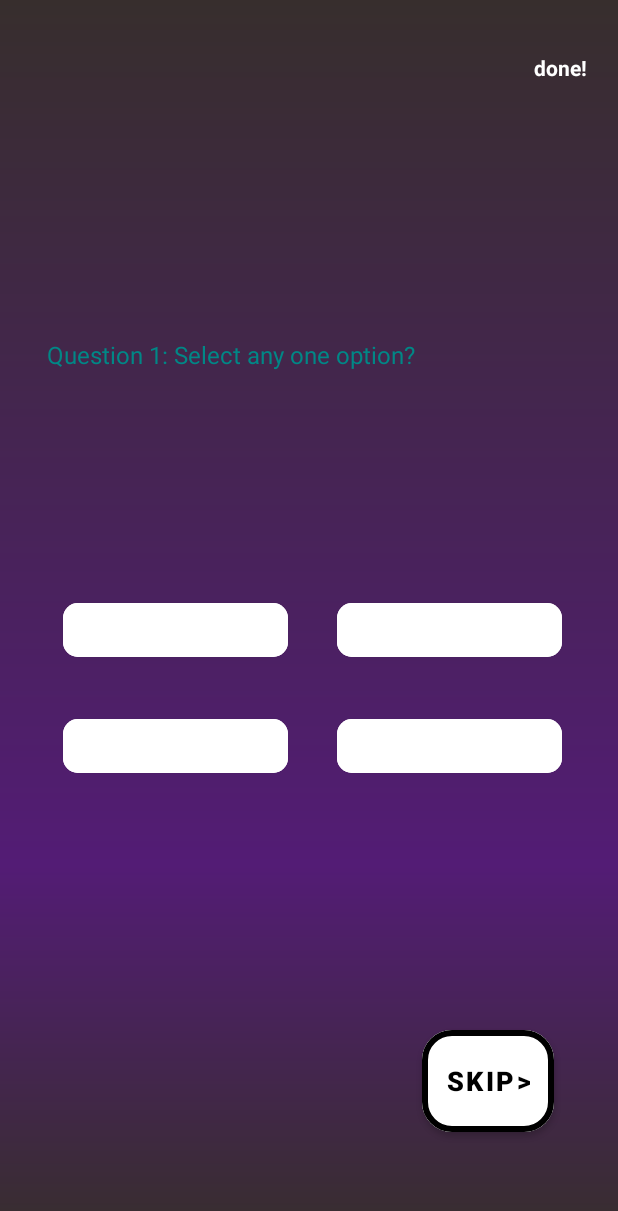
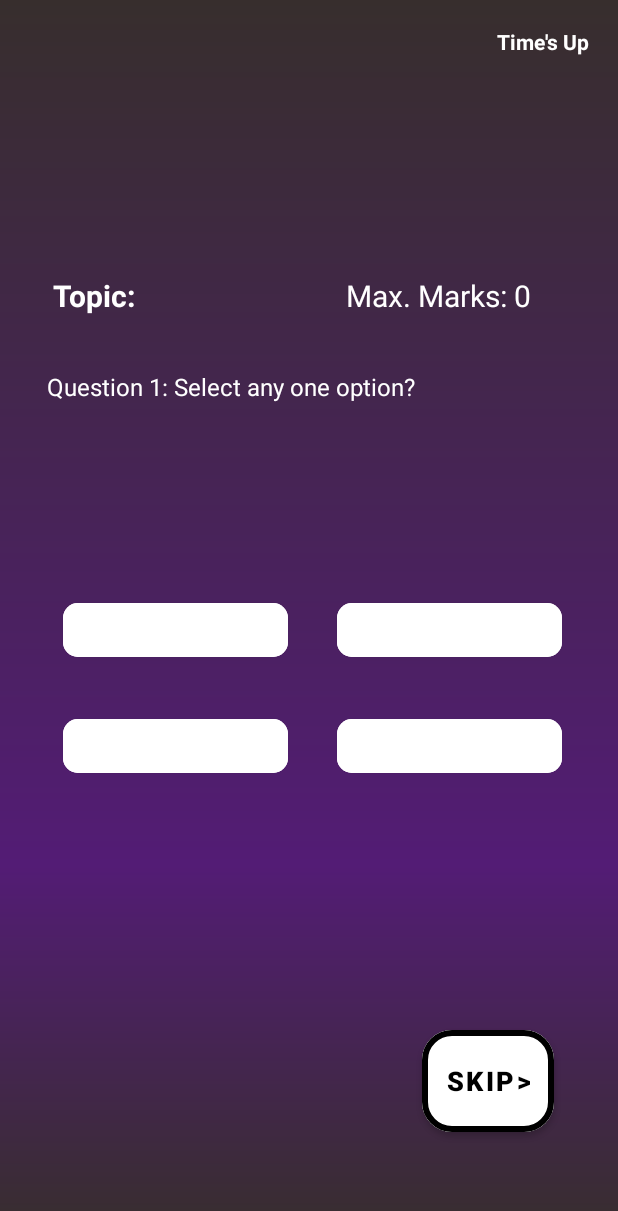
Before and after one commit to neeraj968983/QuizzellApp, an Android app: the QuizTestPage screen opened directly, with no data from a screen before it, on a phone screen of 412 x 824 dp. Shown: the top 1211 px of the screen. Run offline under Robolectric (Android 15) with nearby library versions, the phone set to English and light mode, and no system bars; Roboto replaces fonts that are not available here; 7 statements that could not run were skipped.

Commit message:
all files

```diff
--- a/app/src/main/java/com/example/quizellapp/QuizTestPage.kt
+++ b/app/src/main/java/com/example/quizellapp/QuizTestPage.kt
@@ -2,7 +2,9 @@ package com.example.quizellapp
 
 import android.content.Intent
 import android.graphics.Color
-import androidx.appcompat.app.AppCompatActivity
+import android.media.MediaPlayer
+import android.media.RingtoneManager
+import android.net.Uri
 import android.os.Bundle
 import android.os.CountDownTimer
 import android.os.Handler
@@ -10,8 +12,10 @@ import android.os.Looper
 import android.widget.Button
 import android.widget.TextView
 import android.widget.Toast
+import androidx.appcompat.app.AppCompatActivity
 import java.math.RoundingMode
 import java.text.DecimalFormat
+
 
 class QuizTestPage : AppCompatActivity() {
     override fun onCreate(savedInstanceState: Bundle?) {
@@ -24,6 +28,7 @@ class QuizTestPage : AppCompatActivity() {
         var quiztitle:TextView = findViewById(R.id.TestQuizName)
         var category:TextView = findViewById(R.id.Testcategory)
         var subject:TextView = findViewById(R.id.TestSubject)
+        var MM:TextView = findViewById(R.id.Maxmarks)
         var duration:TextView = findViewById(R.id.TestDuration)
 
 
@@ -44,23 +49,32 @@ class QuizTestPage : AppCompatActivity() {
         durationTime = durationTime*1000*60
         minute = (durationTime.toInt()/60000)
 
-        System.out.println(" minute: $minute\n seconds: $second")
 
-        quiztitle.setText(""+quizInfo.quizname)
-        category.setText(""+quizInfo.category)
-        subject.setText(""+quizInfo.subject)
+        quiztitle.setText("" + quizInfo.quizname)
+        category.setText("" + quizInfo.category)
+        subject.setText("Topic: " + quizInfo.subject)
+        MM.setText("Max. Marks: "+ quizInfo.maxmarks)
 
         object : CountDownTimer(durationTime, 1000){
             override fun onTick(millisUntilFinished: Long) {
+                if ((millisUntilFinished.toInt()<10000)&&(millisUntilFinished.toInt()>9000)){
+                    duration.setTextColor(Color.RED)
+                    val alarmSound: Uri = RingtoneManager.getDefaultUri(RingtoneManager.TYPE_NOTIFICATION)
+                    val mp: MediaPlayer = MediaPlayer.create(applicationContext, alarmSound)
+                    mp.start()
+                }
 
-
-                duration.setText("Time remaining: ${df.format(millisUntilFinished/60000)}:" + df.format((millisUntilFinished/1000)%60))
+                duration.setText("Time remaining: ${df.format(millisUntilFinished / 60000)}:" + df.format((millisUntilFinished / 1000) % 60))
             }
 
             // Callback function, fired
             // when the time is up
             override fun onFinish() {
-                duration.setText("done!")
+                duration.setText("Time's Up")
+                val handler = Handler(Looper.getMainLooper())
+                handler.postDelayed({
+                    goStudentHomePage()
+                }, 2000)
             }
 
         }.start()
@@ -75,17 +89,16 @@ class QuizTestPage : AppCompatActivity() {
         var maxMarks:Int = quizInfo.maxmarks
         var marksPerQuestion = maxMarks/totalQuestion
 
-        System.out.println("maxMarks : $maxMarks \n MarksPerQuestion : $marksPerQuestion")
 
         var questions:ArrayList<QuestionAndOption> = questionDatabase.getQuestionList(quizname)
 
 
         if (totalQuestion>count){
-            ques.setText(""+questions[count].quest)
-            op1.setText(""+questions[count].option1)
-            op2.setText(""+questions[count].option2)
-            op3.setText(""+questions[count].option3)
-            op4.setText(""+questions[count].option4)
+            ques.setText("Question ${count+1}:" + questions[count].quest)
+            op1.setText("" + questions[count].option1)
+            op2.setText("" + questions[count].option2)
+            op3.setText("" + questions[count].option3)
+            op4.setText("" + questions[count].option4)
         }
 
         op1.setOnClickListener{
@@ -132,6 +145,7 @@ class QuizTestPage : AppCompatActivity() {
                         op3.setTextColor(Color.WHITE)
                         op4.setBackgroundColor(Color.RED)
                         op4.setTextColor(Color.WHITE)
+                        optionSelected="E"
                     }
                     "B" -> {
                         op2.setBackgroundColor(Color.GREEN)
@@ -142,6 +156,7 @@ class QuizTestPage : AppCompatActivity() {
                         op3.setTextColor(Color.WHITE)
                         op4.setBackgroundColor(Color.RED)
                         op4.setTextColor(Color.WHITE)
+                        optionSelected="E"
                     }
                     "C" -> {
                         op3.setBackgroundColor(Color.GREEN)
@@ -152,6 +167,7 @@ class QuizTestPage : AppCompatActivity() {
                         op1.setTextColor(Color.WHITE)
                         op4.setBackgroundColor(Color.RED)
                         op4.setTextColor(Color.WHITE)
+                        optionSelected="E"
                     }
                     "D" -> {
                         op4.setBackgroundColor(Color.GREEN)
@@ -162,39 +178,53 @@ class QuizTestPage : AppCompatActivity() {
                         op3.setTextColor(Color.WHITE)
                         op1.setBackgroundColor(Color.RED)
                         op1.setTextColor(Color.WHITE)
+                        optionSelected="E"
                     }
 
                 }
             }
             else{
                 when(optionSelected){
-                    "A" ->{
+                    "A" -> {
                         op1.setTextColor(Color.WHITE)
                         op1.setBackgroundColor(Color.RED)
+                        optionSelected="E"
                     }
-                    "B" ->{
+                    "B" -> {
                         op2.setTextColor(Color.WHITE)
                         op2.setBackgroundColor(Color.RED)
+                        optionSelected="E"
                     }
-                    "C" ->{
+                    "C" -> {
                         op3.setTextColor(Color.WHITE)
                         op3.setBackgroundColor(Color.RED)
+                        optionSelected="E"
                     }
-                    "D" ->{
+                    "D" -> {
                         op4.setTextColor(Color.WHITE)
                         op4.setBackgroundColor(Color.RED)
+                        optionSelected="E"
+                    }
+                    "E" ->{
+                        op1.setBackgroundColor(Color.rgb(255,165,0))
+                        op1.setTextColor(Color.WHITE)
+                        op2.setBackgroundColor(Color.rgb(255,165,0))
+                        op2.setTextColor(Color.WHITE)
+                        op3.setBackgroundColor(Color.rgb(255,165,0))
+                        op3.setTextColor(Color.WHITE)
+                        op4.setBackgroundColor(Color.rgb(255,165,0))
+                        op4.setTextColor(Color.WHITE)
                     }
                 }
             }
-            System.out.println("Question $count Marks : $marksPerQuestion and you got total marks till $marksGained")
             if(totalQuestion-1>count){
                 count++
                 Handler(Looper.getMainLooper()).postDelayed({
-                    ques.setText(""+questions[count].quest)
-                    op1.setText(""+questions[count].option1)
-                    op2.setText(""+questions[count].option2)
-                    op3.setText(""+questions[count].option3)
-                    op4.setText(""+questions[count].option4)
+                    ques.setText("" + questions[count].quest)
+                    op1.setText("" + questions[count].option1)
+                    op2.setText("" + questions[count].option2)
+                    op3.setText("" + questions[count].option3)
+                    op4.setText("" + questions[count].option4)
                     op1.setBackgroundColor(Color.WHITE)
                     op1.setTextColor(Color.BLACK)
                     op2.setBackgroundColor(Color.WHITE)
@@ -211,8 +241,7 @@ class QuizTestPage : AppCompatActivity() {
                 System.out.println("Total marks: $marksGained")
                 val handler = Handler(Looper.getMainLooper())
                 handler.postDelayed({
-                    var intent:Intent = Intent(this,StudentHomePage::class.java)
-                    startActivity(intent)
+                    goStudentHomePage()
                 }, 2000)
 
             }
@@ -222,7 +251,12 @@ class QuizTestPage : AppCompatActivity() {
 
     }
 
+    private fun goStudentHomePage() {
+        var intent:Intent = Intent(this, StudentHomePage::class.java)
+        startActivity(intent)
+    }
+
     override fun onBackPressed() {
-        Toast.makeText(this,"Moving back is not allowed!",Toast.LENGTH_SHORT).show()
+        Toast.makeText(this, "Moving back is not allowed!", Toast.LENGTH_SHORT).show()
     }
 }
--- a/app/src/main/res/layout/activity_quiz_test_page.xml
+++ b/app/src/main/res/layout/activity_quiz_test_page.xml
@@ -5,7 +5,8 @@
     android:layout_width="match_parent"
     android:layout_height="match_parent"
     tools:context=".QuizTestPage"
-    android:background="@drawable/loginregister_gradient">
+    android:background="@drawable/loginregister_gradient"
+    >
 
     <TextView
         android:id="@+id/TestQuizName"
@@ -19,7 +20,7 @@
         app:layout_constraintEnd_toEndOf="parent"
         app:layout_constraintStart_toStartOf="parent"
         app:layout_constraintTop_toTopOf="parent"
-        app:layout_constraintVertical_bias="0.087" />
+        app:layout_constraintVertical_bias="0.06" />
 
     <TextView
         android:id="@+id/Testcategory"
@@ -31,10 +32,9 @@
         android:textColor="@color/white"
         app:layout_constraintBottom_toBottomOf="parent"
         app:layout_constraintEnd_toEndOf="parent"
-        app:layout_constraintHorizontal_bias="0.107"
         app:layout_constraintStart_toStartOf="parent"
         app:layout_constraintTop_toTopOf="parent"
-        app:layout_constraintVertical_bias="0.23" />
+        app:layout_constraintVertical_bias="0.13" />
 
     <TextView
         android:id="@+id/TestSubject"
@@ -46,7 +46,21 @@
         android:textColor="@color/white"
         app:layout_constraintBottom_toBottomOf="parent"
         app:layout_constraintEnd_toEndOf="parent"
-        app:layout_constraintHorizontal_bias="0.901"
+        app:layout_constraintHorizontal_bias="0.1"
+        app:layout_constraintStart_toStartOf="parent"
+        app:layout_constraintTop_toTopOf="parent"
+        app:layout_constraintVertical_bias="0.23" />
+
+    <TextView
+        android:id="@+id/Maxmarks"
+        android:layout_width="wrap_content"
+        android:layout_height="wrap_content"
+        android:text="Max. Marks"
+        android:textSize="20sp"
+        android:textColor="@color/white"
+        app:layout_constraintBottom_toBottomOf="parent"
+        app:layout_constraintEnd_toEndOf="parent"
+        app:layout_constraintHorizontal_bias="0.8"
         app:layout_constraintStart_toStartOf="parent"
         app:layout_constraintTop_toTopOf="parent"
         app:layout_constraintVertical_bias="0.23" />
@@ -59,13 +73,13 @@
         android:height="120sp"
         android:text="Question 1: Select any one option?"
         android:textSize="16sp"
-        android:textColor="@color/teal_700"
+        android:textColor="@color/white"
         app:layout_constraintBottom_toBottomOf="parent"
         app:layout_constraintEnd_toEndOf="parent"
         app:layout_constraintHorizontal_bias="0.5"
         app:layout_constraintStart_toStartOf="parent"
         app:layout_constraintTop_toTopOf="parent"
-        app:layout_constraintVertical_bias="0.32" />
+        app:layout_constraintVertical_bias="0.35" />
 
     <com.google.android.material.button.MaterialButton
         android:id="@+id/Option1"
@@ -170,6 +184,6 @@
         app:layout_constraintHorizontal_bias="0.945"
         app:layout_constraintStart_toStartOf="parent"
         app:layout_constraintTop_toTopOf="parent"
-        app:layout_constraintVertical_bias="0.044" />
+        app:layout_constraintVertical_bias="0.022" />
 
 </androidx.constraintlayout.widget.ConstraintLayout>
```
